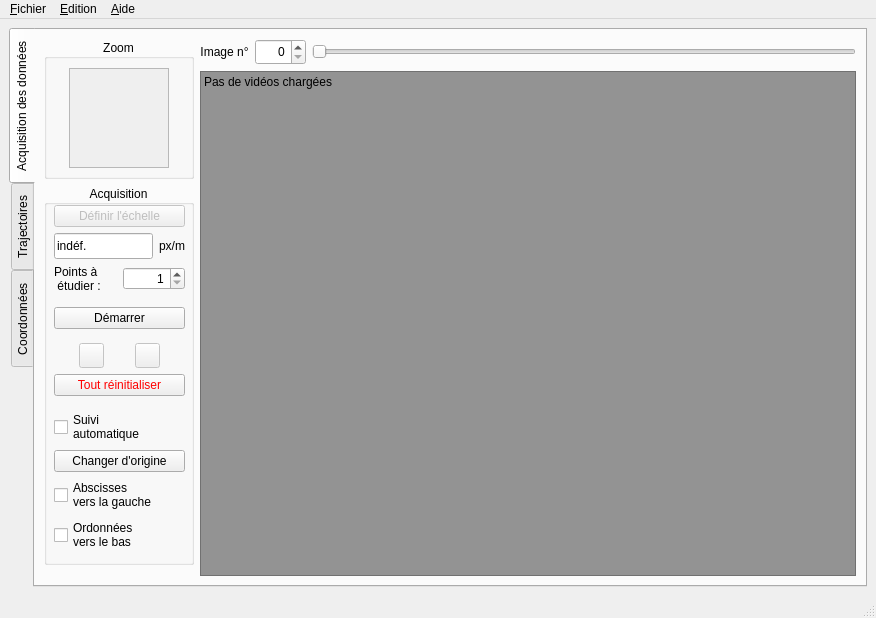
Above: src/pymecavideo_mini_layout.ui from rene-d/pymecavideo before the change. Below: the same form after it.
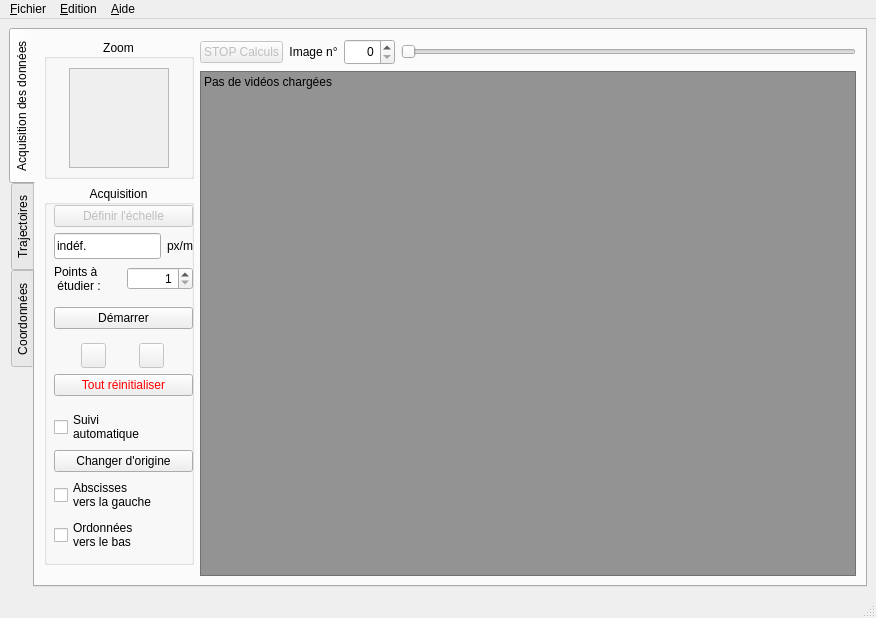
That is the form after the change. Icons and pictures are not drawn. Custom widgets are drawn as their Qt base class.

Patch:
```diff
--- a/src/pymecavideo_mini_layout.ui
+++ b/src/pymecavideo_mini_layout.ui
@@ -192,7 +192,7 @@
                 <rect>
                  <x>10</x>
                  <y>20</y>
-                 <width>131</width>
+                 <width>139</width>
                  <height>347</height>
                 </rect>
                </property>
@@ -505,6 +505,16 @@
            <layout class="QVBoxLayout" name="verticalLayout_6" stretch="0,1">
             <item>
              <layout class="QHBoxLayout" name="horizontalLayout">
+              <item>
+               <widget class="QPushButton" name="pushButton_video">
+                <property name="enabled">
+                 <bool>false</bool>
+                </property>
+                <property name="text">
+                 <string>STOP Calculs</string>
+                </property>
+               </widget>
+              </item>
               <item>
                <widget class="QLabel" name="label_numero_image">
                 <property name="autoFillBackground">
```
Left out of the diff: 2 changed lines with no effect on the pictures.
